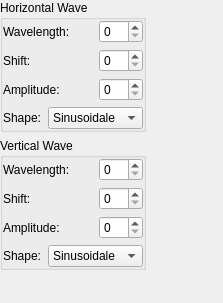
The window that krita/plugins/filters/wavefilter/wdgwaveoptions.ui (KDE/krita) describes before a commit, drawn with Qt 5.
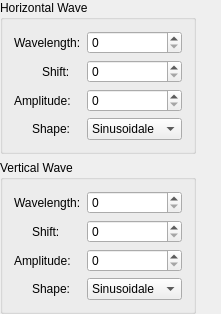
The same window after the commit. Custom widgets are drawn as their Qt base class.

Commit message: Changed the UI which contains labels and textfields into QFormLayout to set alignment issues

What changed in the file:
```diff
--- a/krita/plugins/filters/wavefilter/wdgwaveoptions.ui
+++ b/krita/plugins/filters/wavefilter/wdgwaveoptions.ui
@@ -1,12 +1,12 @@
 <ui version="4.0" >
  <class>WdgWaveOptions</class>
- <widget class="QWidget" name="WdgWaveOptions" >
-  <property name="geometry" >
+ <widget class="QWidget" name="WdgWaveOptions">
+  <property name="geometry">
    <rect>
     <x>0</x>
     <y>0</y>
-    <width>223</width>
-    <height>303</height>
+    <width>221</width>
+    <height>301</height>
    </rect>
   </property>
   <layout class="QGridLayout" >
@@ -16,31 +16,15 @@
    <property name="spacing" >
     <number>6</number>
    </property>
-   <item row="0" column="1" >
+   <item row="2" column="0">
     <spacer>
-     <property name="orientation" >
-      <enum>Qt::Horizontal</enum>
-     </property>
-     <property name="sizeType" >
-      <enum>QSizePolicy::Expanding</enum>
-     </property>
-     <property name="sizeHint" >
-      <size>
-       <width>60</width>
-       <height>20</height>
-      </size>
-     </property>
-    </spacer>
-   </item>
-   <item row="2" column="0" >
-    <spacer>
-     <property name="orientation" >
+     <property name="orientation">
       <enum>Qt::Vertical</enum>
      </property>
      <property name="sizeType" >
       <enum>QSizePolicy::Expanding</enum>
      </property>
-     <property name="sizeHint" >
+     <property name="sizeHint" stdset="0">
       <size>
        <width>20</width>
        <height>60</height>
@@ -53,16 +37,12 @@
      <property name="title" >
       <string>Horizontal Wave</string>
      </property>
-     <layout class="QGridLayout" >
-      <property name="margin" >
-       <number>0</number>
-      </property>
-      <property name="spacing" >
-       <number>6</number>
-      </property>
-      <item row="0" column="0" colspan="2" >
-       <widget class="QLabel" name="textLabel1" >
-        <property name="text" >
+     <layout class="QGridLayout" name="gridLayout">
+      <item row="0" column="0">
+       <layout class="QFormLayout" name="formLayout">
+        <item row="0" column="0">
+         <widget class="QLabel" name="textLabel1">
+          <property name="text">
          <string>Wavelength:</string>
         </property>
         <property name="wordWrap" >
@@ -70,12 +50,27 @@
         </property>
        </widget>
       </item>
-      <item row="0" column="2" >
-       <widget class="QSpinBox" native="1" name="intHWavelength" />
-      </item>
-      <item row="1" column="0" colspan="2" >
-       <widget class="QLabel" name="textLabel2" >
-        <property name="text" >
+        <item row="0" column="1">
+         <widget class="QSpinBox" name="intHWavelength"/>
+        </item>
+        <item row="1" column="0">
+         <layout class="QHBoxLayout" name="horizontalLayout">
+          <item>
+           <spacer name="horizontalSpacer">
+            <property name="orientation">
+             <enum>Qt::Horizontal</enum>
+            </property>
+            <property name="sizeHint" stdset="0">
+             <size>
+              <width>28</width>
+              <height>20</height>
+             </size>
+            </property>
+           </spacer>
+          </item>
+          <item>
+           <widget class="QLabel" name="textLabel2">
+            <property name="text">
          <string>Shift:</string>
         </property>
         <property name="wordWrap" >
@@ -83,12 +78,14 @@
         </property>
        </widget>
       </item>
-      <item row="1" column="2" >
-       <widget class="QSpinBox" native="1" name="intHShift" />
-      </item>
-      <item row="2" column="0" colspan="2" >
-       <widget class="QLabel" name="textLabel2_2" >
-        <property name="text" >
+         </layout>
+        </item>
+        <item row="1" column="1">
+         <widget class="QSpinBox" name="intHShift"/>
+        </item>
+        <item row="2" column="0">
+         <widget class="QLabel" name="textLabel2_2">
+          <property name="text">
          <string>Amplitude:</string>
         </property>
         <property name="wordWrap" >
@@ -96,13 +93,40 @@
         </property>
        </widget>
       </item>
-      <item row="2" column="2" >
-       <widget class="QSpinBox" native="1" name="intHAmplitude" />
-      </item>
-      <item row="3" column="1" colspan="2" >
-       <widget class="KComboBox" name="cbHShape" >
+        <item row="2" column="1">
+         <widget class="QSpinBox" name="intHAmplitude"/>
+        </item>
+        <item row="3" column="0">
+         <layout class="QHBoxLayout" name="horizontalLayout_2">
         <item>
-         <property name="text" >
+           <spacer name="horizontalSpacer_2">
+            <property name="orientation">
+             <enum>Qt::Horizontal</enum>
+            </property>
+            <property name="sizeHint" stdset="0">
+             <size>
+              <width>18</width>
+              <height>20</height>
+             </size>
+            </property>
+           </spacer>
+          </item>
+          <item>
+           <widget class="QLabel" name="textLabel1_2">
+            <property name="text">
+             <string>Shape:</string>
+            </property>
+            <property name="wordWrap">
+             <bool>false</bool>
+            </property>
+           </widget>
+          </item>
+         </layout>
+        </item>
+        <item row="3" column="1">
+         <widget class="KComboBox" name="cbHShape">
+          <item>
+           <property name="text">
           <string>Sinusoidale</string>
          </property>
         </item>
@@ -113,34 +137,38 @@
         </item>
        </widget>
       </item>
-      <item row="3" column="0" >
-       <widget class="QLabel" name="textLabel1_2" >
-        <property name="text" >
-         <string>Shape:</string>
-        </property>
-        <property name="wordWrap" >
-         <bool>false</bool>
-        </property>
-       </widget>
+       </layout>
       </item>
      </layout>
     </widget>
    </item>
-   <item row="1" column="0" >
-    <widget class="QGroupBox" name="Vertical_wave" >
-     <property name="title" >
+   <item row="0" column="1">
+    <spacer>
+     <property name="orientation">
+      <enum>Qt::Horizontal</enum>
+     </property>
+     <property name="sizeType">
+      <enum>QSizePolicy::Expanding</enum>
+     </property>
+     <property name="sizeHint" stdset="0">
+      <size>
+       <width>60</width>
+       <height>20</height>
+      </size>
+     </property>
+    </spacer>
+   </item>
+   <item row="1" column="0">
+    <widget class="QGroupBox" name="Vertical_wave">
+     <property name="title">
       <string>Vertical Wave</string>
      </property>
-     <layout class="QGridLayout" >
-      <property name="margin" >
-       <number>0</number>
-      </property>
-      <property name="spacing" >
-       <number>6</number>
-      </property>
-      <item row="0" column="0" colspan="2" >
-       <widget class="QLabel" name="textLabel1_3" >
-        <property name="text" >
+     <layout class="QGridLayout" name="gridLayout_2">
+      <item row="0" column="0">
+       <layout class="QFormLayout" name="formLayout_2">
+        <item row="0" column="0">
+         <widget class="QLabel" name="textLabel1_3">
+          <property name="text">
          <string>Wavelength:</string>
         </property>
         <property name="wordWrap" >
@@ -148,12 +176,27 @@
         </property>
        </widget>
       </item>
-      <item row="0" column="2" >
-       <widget class="QSpinBox" native="1" name="intVWavelength" />
-      </item>
-      <item row="1" column="0" colspan="2" >
-       <widget class="QLabel" name="textLabel2_3" >
-        <property name="text" >
+        <item row="0" column="1">
+         <widget class="QSpinBox" name="intVWavelength"/>
+        </item>
+        <item row="1" column="0">
+         <layout class="QHBoxLayout" name="horizontalLayout_3">
+          <item>
+           <spacer name="horizontalSpacer_3">
+            <property name="orientation">
+             <enum>Qt::Horizontal</enum>
+            </property>
+            <property name="sizeHint" stdset="0">
+             <size>
+              <width>18</width>
+              <height>20</height>
+             </size>
+            </property>
+           </spacer>
+          </item>
+          <item>
+           <widget class="QLabel" name="textLabel2_3">
+            <property name="text">
          <string>Shift:</string>
         </property>
         <property name="wordWrap" >
@@ -161,12 +204,14 @@
         </property>
        </widget>
       </item>
-      <item row="1" column="2" >
-       <widget class="QSpinBox" native="1" name="intVShift" />
-      </item>
-      <item row="2" column="0" colspan="2" >
-       <widget class="QLabel" name="textLabel2_2_2" >
-        <property name="text" >
+         </layout>
+        </item>
+        <item row="1" column="1">
+         <widget class="QSpinBox" name="intVShift"/>
+        </item>
+        <item row="2" column="0">
+         <widget class="QLabel" name="textLabel2_2_2">
+          <property name="text">
          <string>Amplitude:</string>
         </property>
         <property name="wordWrap" >
@@ -174,13 +219,40 @@
         </property>
        </widget>
       </item>
-      <item row="2" column="2" >
-       <widget class="QSpinBox" native="1" name="intVAmplitude" />
-      </item>
-      <item row="3" column="1" colspan="2" >
-       <widget class="KComboBox" name="cbVShape" >
+        <item row="2" column="1">
+         <widget class="QSpinBox" name="intVAmplitude"/>
+        </item>
+        <item row="3" column="0">
+         <layout class="QHBoxLayout" name="horizontalLayout_4">
         <item>
-         <property name="text" >
+           <spacer name="horizontalSpacer_4">
+            <property name="orientation">
+             <enum>Qt::Horizontal</enum>
+            </property>
+            <property name="sizeHint" stdset="0">
+             <size>
+              <width>18</width>
+              <height>20</height>
+             </size>
+            </property>
+           </spacer>
+          </item>
+          <item>
+           <widget class="QLabel" name="textLabel1_2_2">
+            <property name="text">
+             <string>Shape:</string>
+            </property>
+            <property name="wordWrap">
+             <bool>false</bool>
+            </property>
+           </widget>
+          </item>
+         </layout>
+        </item>
+        <item row="3" column="1">
+         <widget class="KComboBox" name="cbVShape">
+          <item>
+           <property name="text">
           <string>Sinusoidale</string>
          </property>
         </item>
@@ -191,22 +263,14 @@
         </item>
        </widget>
       </item>
-      <item row="3" column="0" >
-       <widget class="QLabel" name="textLabel1_2_2" >
-        <property name="text" >
-         <string>Shape:</string>
-        </property>
-        <property name="wordWrap" >
-         <bool>false</bool>
-        </property>
-       </widget>
+       </layout>
       </item>
      </layout>
     </widget>
    </item>
   </layout>
  </widget>
- <layoutdefault spacing="6" margin="11" />
+ <layoutdefault spacing="6" margin="11"/>
   <customwidgets>
   <customwidget>
    <class>KComboBox</class>
```
Left out of the diff: 33 changed lines with no effect on the pictures. Lines whose indentation alone changed are shown as unchanged. The commit also changes 91 other files.
